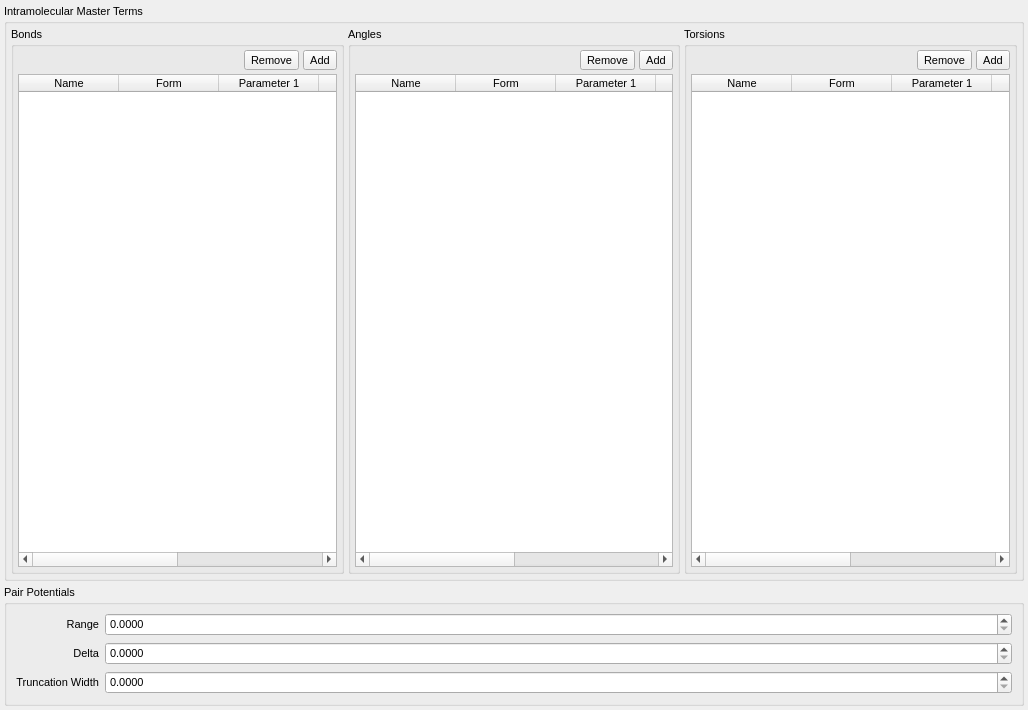
First picture: the form in src/gui/systemtab.ui, repository disorderedmaterials/dissolve, before the edit.
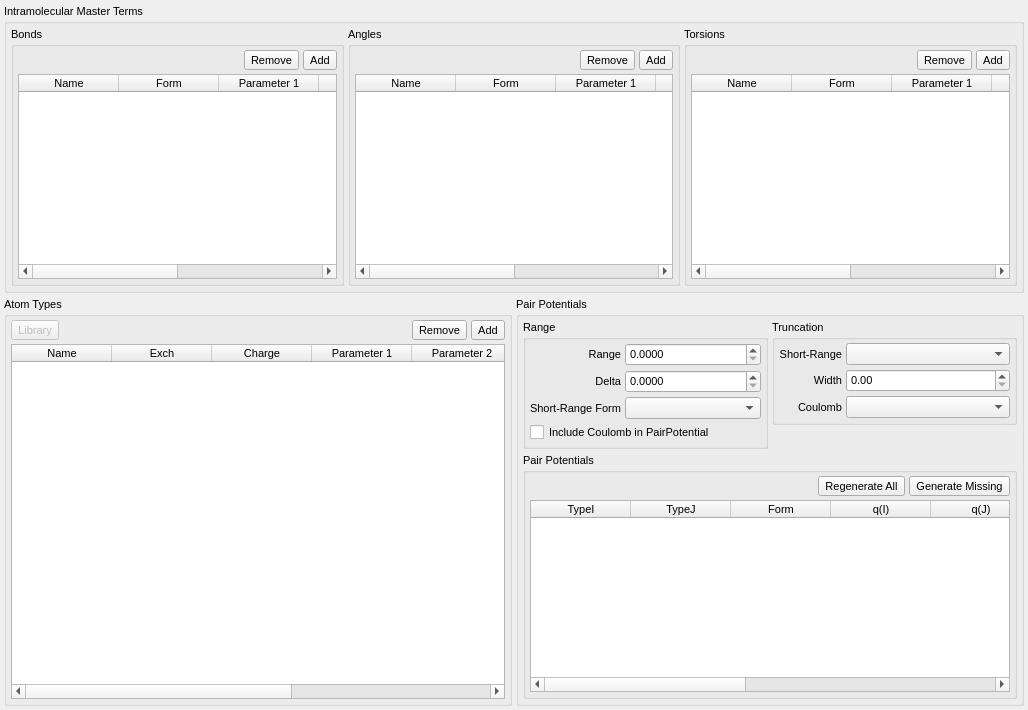
Second picture: the form after the edit. Icons and pictures are not drawn. Custom widgets are drawn as their Qt base class.

The edit to the form file:
```diff
--- a/src/gui/systemtab.ui
+++ b/src/gui/systemtab.ui
@@ -18,10 +18,7 @@
   <property name="windowTitle">
    <string>Form</string>
   </property>
-  <layout class="QVBoxLayout" name="verticalLayout_5">
-   <property name="spacing">
-    <number>4</number>
-   </property>
+  <layout class="QGridLayout" name="gridLayout_5">
    <property name="leftMargin">
     <number>4</number>
    </property>
@@ -34,7 +31,10 @@
    <property name="bottomMargin">
     <number>4</number>
    </property>
-   <item>
+   <property name="spacing">
+    <number>4</number>
+   </property>
+   <item row="0" column="0" colspan="2">
     <widget class="QGroupBox" name="MasterTermsGroup">
      <property name="title">
       <string>Intramolecular Master Terms</string>
@@ -499,93 +499,559 @@
      </layout>
     </widget>
    </item>
-   <item>
-    <widget class="QGroupBox" name="groupBox_3">
+   <item row="1" column="0">
+    <widget class="QGroupBox" name="AtomTypesGroup">
      <property name="title">
-      <string>Pair Potentials</string>
+      <string>Atom Types</string>
      </property>
-     <layout class="QVBoxLayout" name="verticalLayout_4">
+     <layout class="QVBoxLayout" name="verticalLayout_5">
+      <property name="spacing">
+       <number>4</number>
+      </property>
+      <property name="leftMargin">
+       <number>4</number>
+      </property>
+      <property name="topMargin">
+       <number>4</number>
+      </property>
+      <property name="rightMargin">
+       <number>4</number>
+      </property>
+      <property name="bottomMargin">
+       <number>4</number>
+      </property>
       <item>
-       <layout class="QGridLayout" name="gridLayout_2">
-        <item row="1" column="0">
-         <widget class="QLabel" name="label_888">
+       <layout class="QHBoxLayout" name="horizontalLayout_5">
+        <property name="spacing">
+         <number>4</number>
+        </property>
+        <item>
+         <widget class="QToolButton" name="AtomTypeLibraryButton">
+          <property name="enabled">
+           <bool>false</bool>
+          </property>
+          <property name="sizePolicy">
+           <sizepolicy hsizetype="Fixed" vsizetype="Fixed">
+            <horstretch>0</horstretch>
+            <verstretch>0</verstretch>
+           </sizepolicy>
+          </property>
           <property name="text">
-           <string>Delta</string>
+           <string>Library</string>
           </property>
-          <property name="alignment">
-           <set>Qt::AlignRight|Qt::AlignTrailing|Qt::AlignVCenter</set>
+          <property name="icon">
+           <iconset resource="icons.qrc">
+            <normaloff>:/general/icons/general_library.svg</normaloff>:/general/icons/general_library.svg</iconset>
           </property>
+          <property name="iconSize">
+           <size>
+            <width>16</width>
+            <height>16</height>
+           </size>
+          </property>
+          <property name="shortcut">
+           <string>Return</string>
+          </property>
+          <property name="toolButtonStyle">
+           <enum>Qt::ToolButtonTextBesideIcon</enum>
+          </property>
          </widget>
         </item>
-        <item row="0" column="0">
-         <widget class="QLabel" name="label_887">
-          <property name="text">
-           <string>Range</string>
+        <item>
+         <spacer name="horizontalSpacer_4">
+          <property name="orientation">
+           <enum>Qt::Horizontal</enum>
           </property>
-          <property name="alignment">
-           <set>Qt::AlignRight|Qt::AlignTrailing|Qt::AlignVCenter</set>
+          <property name="sizeHint" stdset="0">
+           <size>
+            <width>40</width>
+            <height>20</height>
+           </size>
           </property>
-         </widget>
+         </spacer>
         </item>
-        <item row="0" column="1">
-         <widget class="TExponentialSpin" name="PairPotentialRangeSpin">
+        <item>
+         <widget class="QToolButton" name="AtomTypeRemoveButton">
           <property name="sizePolicy">
-           <sizepolicy hsizetype="Expanding" vsizetype="Fixed">
+           <sizepolicy hsizetype="Fixed" vsizetype="Fixed">
             <horstretch>0</horstretch>
             <verstretch>0</verstretch>
            </sizepolicy>
           </property>
-          <property name="suffix">
-           <string/>
+          <property name="text">
+           <string>Remove</string>
           </property>
-          <property name="decimals">
-           <number>4</number>
+          <property name="icon">
+           <iconset resource="icons.qrc">
+            <normaloff>:/general/icons/general_remove.svg</normaloff>:/general/icons/general_remove.svg</iconset>
           </property>
-         </widget>
-        </item>
-        <item row="1" column="1">
-         <widget class="TExponentialSpin" name="PairPotentialDeltaSpin">
-          <property name="sizePolicy">
-           <sizepolicy hsizetype="Expanding" vsizetype="Fixed">
-            <horstretch>0</horstretch>
-            <verstretch>0</verstretch>
-           </sizepolicy>
+          <property name="iconSize">
+           <size>
+            <width>16</width>
+            <height>16</height>
+           </size>
           </property>
-          <property name="suffix">
-           <string/>
+          <property name="shortcut">
+           <string>Return</string>
           </property>
-          <property name="decimals">
-           <number>4</number>
+          <property name="toolButtonStyle">
+           <enum>Qt::ToolButtonTextBesideIcon</enum>
           </property>
          </widget>
         </item>
-        <item row="2" column="1">
-         <widget class="TExponentialSpin" name="PairPotentialTruncationWidthSpin">
+        <item>
+         <widget class="QToolButton" name="AtomTypeAddButton">
           <property name="sizePolicy">
-           <sizepolicy hsizetype="Expanding" vsizetype="Fixed">
+           <sizepolicy hsizetype="Fixed" vsizetype="Fixed">
             <horstretch>0</horstretch>
             <verstretch>0</verstretch>
            </sizepolicy>
           </property>
-          <property name="suffix">
-           <string/>
+          <property name="text">
+           <string>Add</string>
           </property>
-          <property name="decimals">
-           <number>4</number>
+          <property name="icon">
+           <iconset resource="icons.qrc">
+            <normaloff>:/general/icons/general_add.svg</normaloff>:/general/icons/general_add.svg</iconset>
           </property>
-         </widget>
-        </item>
-        <item row="2" column="0">
-         <widget class="QLabel" name="label_889">
-          <property name="text">
-           <string>Truncation Width</string>
+          <property name="iconSize">
+           <size>
+            <width>16</width>
+            <height>16</height>
+           </size>
           </property>
-          <property name="alignment">
-           <set>Qt::AlignRight|Qt::AlignTrailing|Qt::AlignVCenter</set>
+          <property name="toolButtonStyle">
+           <enum>Qt::ToolButtonTextBesideIcon</enum>
           </property>
          </widget>
         </item>
        </layout>
+      </item>
+      <item>
+       <widget class="QTableWidget" name="AtomTypesTable">
+        <property name="font">
+         <font>
+          <pointsize>8</pointsize>
+         </font>
+        </property>
+        <property name="columnCount">
+         <number>7</number>
+        </property>
+        <attribute name="horizontalHeaderVisible">
+         <bool>true</bool>
+        </attribute>
+        <attribute name="verticalHeaderVisible">
+         <bool>false</bool>
+        </attribute>
+        <column>
+         <property name="text">
+          <string>Name</string>
+         </property>
+        </column>
+        <column>
+         <property name="text">
+          <string>Exch</string>
+         </property>
+        </column>
+        <column>
+         <property name="text">
+          <string>Charge</string>
+         </property>
+        </column>
+        <column>
+         <property name="text">
+          <string>Parameter 1</string>
+         </property>
+        </column>
+        <column>
+         <property name="text">
+          <string>Parameter 2</string>
+         </property>
+        </column>
+        <column>
+         <property name="text">
+          <string>Parameter 3</string>
+         </property>
+        </column>
+        <column>
+         <property name="text">
+          <string>Parameter 4</string>
+         </property>
+        </column>
+       </widget>
+      </item>
+     </layout>
+    </widget>
+   </item>
+   <item row="1" column="1">
+    <widget class="QGroupBox" name="PairPotentialsGroup">
+     <property name="title">
+      <string>Pair Potentials</string>
+     </property>
+     <layout class="QGridLayout" name="gridLayout_4">
+      <property name="leftMargin">
+       <number>4</number>
+      </property>
+      <property name="topMargin">
+       <number>4</number>
+      </property>
+      <property name="rightMargin">
+       <number>4</number>
+      </property>
+      <property name="bottomMargin">
+       <number>4</number>
+      </property>
+      <property name="spacing">
+       <number>4</number>
+      </property>
+      <item row="0" column="1">
+       <widget class="QGroupBox" name="PairPotentialTruncationGroup">
+        <property name="title">
+         <string>Truncation</string>
+        </property>
+        <layout class="QGridLayout" name="gridLayout_2">
+         <property name="leftMargin">
+          <number>4</number>
+         </property>
+         <property name="topMargin">
+          <number>4</number>
+         </property>
+         <property name="rightMargin">
+          <number>4</number>
+         </property>
+         <property name="bottomMargin">
+          <number>4</number>
+         </property>
+         <property name="spacing">
+          <number>4</number>
+         </property>
+         <item row="1" column="0">
+          <widget class="QLabel" name="label_889">
+           <property name="text">
+            <string>Width</string>
+           </property>
+           <property name="alignment">
+            <set>Qt::AlignRight|Qt::AlignTrailing|Qt::AlignVCenter</set>
+           </property>
+          </widget>
+         </item>
+         <item row="1" column="1">
+          <widget class="TExponentialSpin" name="ShortRangeTruncationWidthSpin">
+           <property name="sizePolicy">
+            <sizepolicy hsizetype="Expanding" vsizetype="Fixed">
+             <horstretch>0</horstretch>
+             <verstretch>0</verstretch>
+            </sizepolicy>
+           </property>
+           <property name="suffix">
+            <string/>
+           </property>
+           <property name="decimals">
+            <number>2</number>
+           </property>
+          </widget>
+         </item>
+         <item row="0" column="1">
+          <widget class="QComboBox" name="ShortRangeTruncationCombo">
+           <property name="sizePolicy">
+            <sizepolicy hsizetype="Expanding" vsizetype="Fixed">
+             <horstretch>0</horstretch>
+             <verstretch>0</verstretch>
+            </sizepolicy>
+           </property>
+          </widget>
+         </item>
+         <item row="0" column="0">
+          <widget class="QLabel" name="label_890">
+           <property name="text">
+            <string>Short-Range</string>
+           </property>
+           <property name="alignment">
+            <set>Qt::AlignRight|Qt::AlignTrailing|Qt::AlignVCenter</set>
+           </property>
+          </widget>
+         </item>
+         <item row="2" column="0">
+          <widget class="QLabel" name="label_891">
+           <property name="text">
+            <string>Coulomb</string>
+           </property>
+           <property name="alignment">
+            <set>Qt::AlignRight|Qt::AlignTrailing|Qt::AlignVCenter</set>
+           </property>
+          </widget>
+         </item>
+         <item row="2" column="1">
+          <widget class="QComboBox" name="CoulombTruncationCombo">
+           <property name="sizePolicy">
+            <sizepolicy hsizetype="Expanding" vsizetype="Fixed">
+             <horstretch>0</horstretch>
+             <verstretch>0</verstretch>
+            </sizepolicy>
+           </property>
+          </widget>
+         </item>
+        </layout>
+       </widget>
+      </item>
+      <item row="0" column="0" rowspan="2">
+       <widget class="QGroupBox" name="PairPotentialRangeGroup">
+        <property name="title">
+         <string>Range</string>
+        </property>
+        <layout class="QGridLayout" name="gridLayout">
+         <property name="leftMargin">
+          <number>4</number>
+         </property>
+         <property name="topMargin">
+          <number>4</number>
+         </property>
+         <property name="rightMargin">
+          <number>4</number>
+         </property>
+         <property name="bottomMargin">
+          <number>4</number>
+         </property>
+         <property name="spacing">
+          <number>4</number>
+         </property>
+         <item row="0" column="1">
+          <widget class="TExponentialSpin" name="PairPotentialRangeSpin">
+           <property name="sizePolicy">
+            <sizepolicy hsizetype="Expanding" vsizetype="Fixed">
+             <horstretch>0</horstretch>
+             <verstretch>0</verstretch>
+            </sizepolicy>
+           </property>
+           <property name="suffix">
+            <string/>
+           </property>
+           <property name="decimals">
+            <number>4</number>
+           </property>
+          </widget>
+         </item>
+         <item row="4" column="0" colspan="2">
+          <widget class="QCheckBox" name="CoulombIncludeCheck">
+           <property name="text">
+            <string>Include Coulomb in PairPotential</string>
+           </property>
+          </widget>
+         </item>
+         <item row="0" column="0">
+          <widget class="QLabel" name="label_887">
+           <property name="text">
+            <string>Range</string>
+           </property>
+           <property name="alignment">
+            <set>Qt::AlignRight|Qt::AlignTrailing|Qt::AlignVCenter</set>
+           </property>
+          </widget>
+         </item>
+         <item row="1" column="0">
+          <widget class="QLabel" name="label_888">
+           <property name="text">
+            <string>Delta</string>
+           </property>
+           <property name="alignment">
+            <set>Qt::AlignRight|Qt::AlignTrailing|Qt::AlignVCenter</set>
+           </property>
+          </widget>
+         </item>
+         <item row="1" column="1">
+          <widget class="TExponentialSpin" name="PairPotentialDeltaSpin">
+           <property name="sizePolicy">
+            <sizepolicy hsizetype="Expanding" vsizetype="Fixed">
+             <horstretch>0</horstretch>
+             <verstretch>0</verstretch>
+            </sizepolicy>
+           </property>
+           <property name="suffix">
+            <string/>
+           </property>
+           <property name="decimals">
+            <number>4</number>
+           </property>
+          </widget>
+         </item>
+         <item row="2" column="1">
+          <widget class="QComboBox" name="ShortRangeFormCombo">
+           <property name="sizePolicy">
+            <sizepolicy hsizetype="Expanding" vsizetype="Fixed">
+             <horstretch>0</horstretch>
+             <verstretch>0</verstretch>
+            </sizepolicy>
+           </property>
+          </widget>
+         </item>
+         <item row="2" column="0">
+          <widget class="QLabel" name="label_892">
+           <property name="text">
+            <string>Short-Range Form</string>
+           </property>
+           <property name="alignment">
+            <set>Qt::AlignRight|Qt::AlignTrailing|Qt::AlignVCenter</set>
+           </property>
+          </widget>
+         </item>
+        </layout>
+       </widget>
+      </item>
+      <item row="3" column="0" rowspan="2" colspan="2">
+       <widget class="QGroupBox" name="groupBox">
+        <property name="title">
+         <string>Pair Potentials</string>
+        </property>
+        <layout class="QVBoxLayout" name="verticalLayout_4">
+         <property name="spacing">
+          <number>4</number>
+         </property>
+         <property name="leftMargin">
+          <number>4</number>
+         </property>
+         <property name="topMargin">
+          <number>4</number>
+         </property>
+         <property name="rightMargin">
+          <number>4</number>
+         </property>
+         <property name="bottomMargin">
+          <number>4</number>
+         </property>
+         <item>
+          <layout class="QHBoxLayout" name="horizontalLayout_6">
+           <item>
+            <spacer name="horizontalSpacer_5">
+             <property name="orientation">
+              <enum>Qt::Horizontal</enum>
+             </property>
+             <property name="sizeHint" stdset="0">
+              <size>
+               <width>40</width>
+               <height>20</height>
+              </size>
+             </property>
+            </spacer>
+           </item>
+           <item>
+            <widget class="QToolButton" name="RegenerateAllPairPotentialsButton">
+             <property name="sizePolicy">
+              <sizepolicy hsizetype="Fixed" vsizetype="Fixed">
+               <horstretch>0</horstretch>
+               <verstretch>0</verstretch>
+              </sizepolicy>
+             </property>
+             <property name="text">
+              <string>Regenerate All</string>
+             </property>
+             <property name="icon">
+              <iconset resource="icons.qrc">
+               <normaloff>:/general/icons/general_repeat.svg</normaloff>:/general/icons/general_repeat.svg</iconset>
+             </property>
+             <property name="iconSize">
+              <size>
+               <width>16</width>
+               <height>16</height>
+              </size>
+             </property>
+             <property name="toolButtonStyle">
+              <enum>Qt::ToolButtonTextBesideIcon</enum>
+             </property>
+            </widget>
+           </item>
+           <item>
+            <widget class="QToolButton" name="GenerateMissingPairPotentialsButton">
+             <property name="sizePolicy">
+              <sizepolicy hsizetype="Fixed" vsizetype="Fixed">
+               <horstretch>0</horstretch>
+               <verstretch>0</verstretch>
+              </sizepolicy>
+             </property>
+             <property name="text">
+              <string>Generate Missing</string>
+             </property>
+             <property name="icon">
+              <iconset resource="icons.qrc">
+               <normaloff>:/general/icons/general_repeat.svg</normaloff>:/general/icons/general_repeat.svg</iconset>
+             </property>
+             <property name="iconSize">
+              <size>
+               <width>16</width>
+               <height>16</height>
+              </size>
+             </property>
+             <property name="toolButtonStyle">
+              <enum>Qt::ToolButtonTextBesideIcon</enum>
+             </property>
+            </widget>
+           </item>
+          </layout>
+         </item>
+         <item>
+          <widget class="QTableWidget" name="PairPotentialsTable">
+           <property name="font">
+            <font>
+             <pointsize>8</pointsize>
+            </font>
+           </property>
+           <property name="columnCount">
+            <number>9</number>
+           </property>
+           <attribute name="horizontalHeaderVisible">
+            <bool>true</bool>
+           </attribute>
+           <attribute name="verticalHeaderVisible">
+            <bool>false</bool>
+           </attribute>
+           <column>
+            <property name="text">
+             <string>TypeI</string>
+            </property>
+           </column>
+           <column>
+            <property name="text">
+             <string>TypeJ</string>
+            </property>
+           </column>
+           <column>
+            <property name="text">
+             <string>Form</string>
+            </property>
+           </column>
+           <column>
+            <property name="text">
+             <string>q(I)</string>
+            </property>
+           </column>
+           <column>
+            <property name="text">
+             <string>q(J)</string>
+            </property>
+           </column>
+           <column>
+            <property name="text">
+             <string>Parameter 1</string>
+            </property>
+           </column>
+           <column>
+            <property name="text">
+             <string>Parameter 2</string>
+            </property>
+           </column>
+           <column>
+            <property name="text">
+             <string>Parameter 3</string>
+            </property>
+           </column>
+           <column>
+            <property name="text">
+             <string>Parameter 4</string>
+            </property>
+           </column>
+          </widget>
+         </item>
+        </layout>
+       </widget>
       </item>
      </layout>
     </widget>
```
